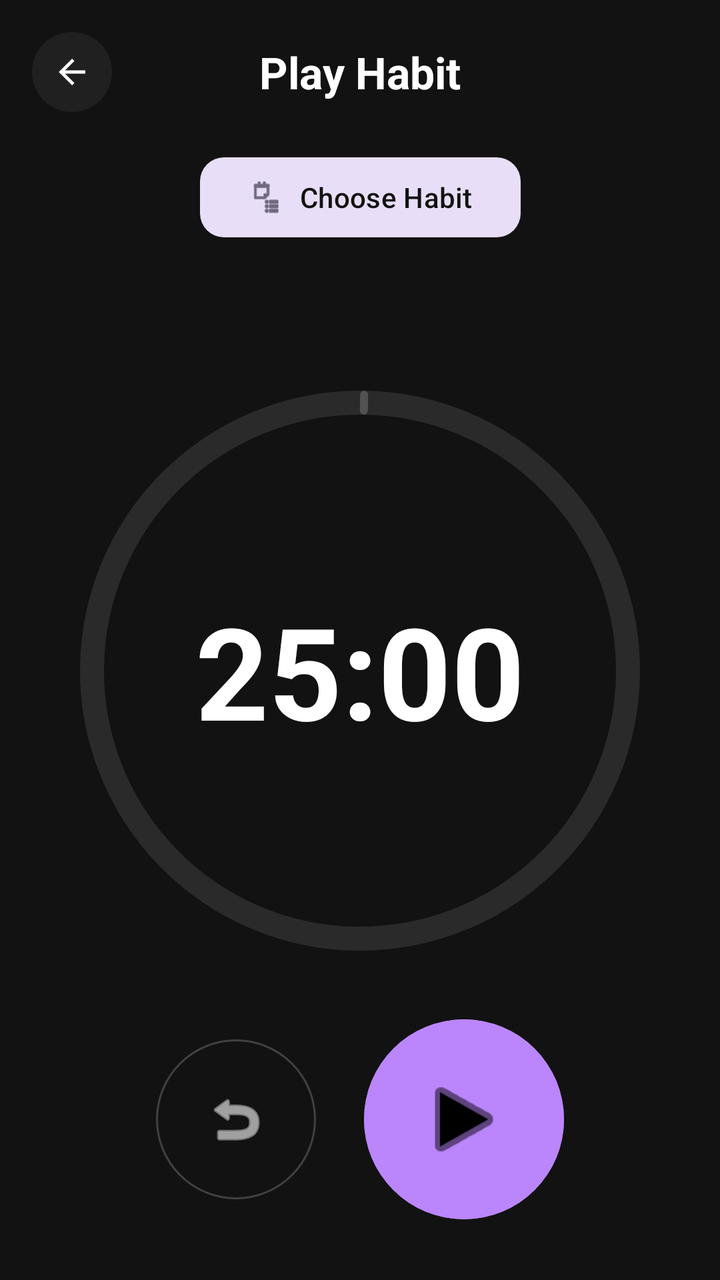
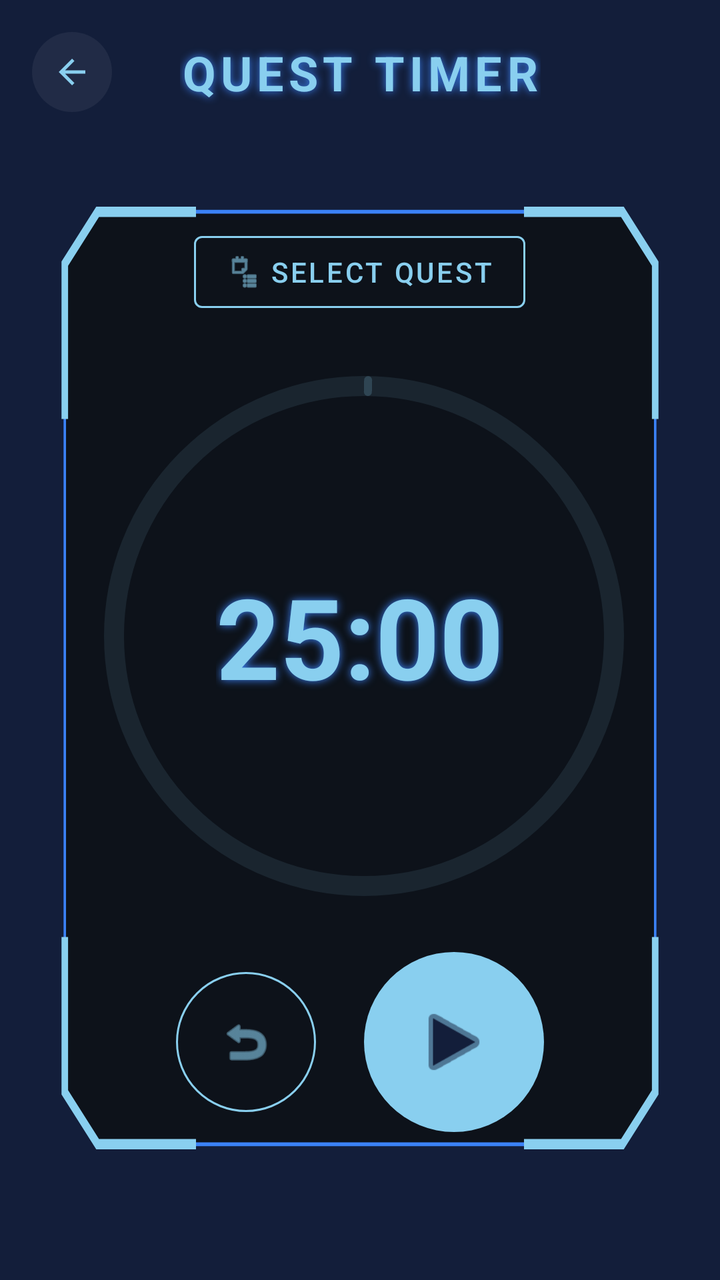

The first picture is an Android layout as it rendered before a commit; the second is the same layout after the commit. The layout source and the unified diff follow.
<!-- AndroidManifest.xml: application theme Theme.HabitFLOWS -->
<!-- res/layout/activity_play_habit.xml -->
<?xml version="1.0" encoding="utf-8"?>
<androidx.constraintlayout.widget.ConstraintLayout xmlns:android="http://schemas.android.com/apk/res/android"
    xmlns:app="http://schemas.android.com/apk/res-auto"
    xmlns:tools="http://schemas.android.com/tools"
    android:id="@+id/main"
    android:layout_width="match_parent"
    android:layout_height="match_parent"
    android:background="@color/background_black"
    tools:context=".playHabit">

    
    <ImageView
        android:id="@+id/btnBackPlay"
        android:layout_width="40dp"
        android:layout_height="40dp"
        android:layout_marginStart="16dp"
        android:layout_marginTop="16dp"
        android:background="@drawable/circle_button_bg"
        android:contentDescription="Back"
        android:padding="10dp"
        app:layout_constraintStart_toStartOf="parent"
        app:layout_constraintTop_toTopOf="parent"
        app:srcCompat="@drawable/outline_arrow_back_24"
        app:tint="@color/white" />

    <TextView
        android:id="@+id/tvHabitPlayName"
        android:layout_width="wrap_content"
        android:layout_height="wrap_content"
        android:text="Play Habit"
        android:textAppearance="@style/TextAppearance.Material3.TitleLarge"
        android:textColor="@color/whiteText"
        android:textStyle="bold"
        app:layout_constraintBottom_toBottomOf="@+id/btnBackPlay"
        app:layout_constraintEnd_toEndOf="parent"
        app:layout_constraintStart_toStartOf="parent"
        app:layout_constraintTop_toTopOf="@+id/btnBackPlay" />

    
    <com.google.android.material.button.MaterialButton
        android:id="@+id/btnSelectHabitPlay"
        style="@style/Widget.Material3.Button.TonalButton"
        android:layout_width="wrap_content"
        android:layout_height="wrap_content"
        android:layout_marginTop="24dp"
        android:text="Choose Habit"
        android:textColor="@color/background_black"
        app:cornerRadius="12dp"
        app:icon="@android:drawable/ic_menu_agenda"
        app:layout_constraintEnd_toEndOf="parent"
        app:layout_constraintStart_toStartOf="parent"
        app:layout_constraintTop_toBottomOf="@id/tvHabitPlayName" />

    
    <com.google.android.material.progressindicator.CircularProgressIndicator
        android:id="@+id/progressTimer"
        android:layout_width="wrap_content"
        android:layout_height="wrap_content"
        android:max="1000"
        android:progress="1000"
        app:indicatorColor="@color/purple_200"
        app:indicatorSize="280dp"
        app:layout_constraintBottom_toBottomOf="parent"
        app:layout_constraintEnd_toEndOf="parent"
        app:layout_constraintStart_toStartOf="parent"
        app:layout_constraintTop_toBottomOf="@id/btnSelectHabitPlay"
        app:layout_constraintVertical_bias="0.3"
        app:trackColor="#1AFFFFFF"
        app:trackThickness="12dp" />

    <TextView
        android:id="@+id/tvTimer"
        android:layout_width="wrap_content"
        android:layout_height="wrap_content"
        android:text="25:00"
        android:textAppearance="@style/TextAppearance.Material3.HeadlineLarge"
        android:textColor="@color/whiteText"
        android:textSize="64sp"
        android:textStyle="bold"
        app:layout_constraintBottom_toBottomOf="@+id/progressTimer"
        app:layout_constraintEnd_toEndOf="@+id/progressTimer"
        app:layout_constraintStart_toStartOf="@+id/progressTimer"
        app:layout_constraintTop_toTopOf="@+id/progressTimer" />

    
    <LinearLayout
        android:id="@+id/llControls"
        android:layout_width="match_parent"
        android:layout_height="wrap_content"
        android:gravity="center"
        android:orientation="horizontal"
        android:padding="24dp"
        app:layout_constraintBottom_toBottomOf="parent"
        app:layout_constraintTop_toBottomOf="@+id/progressTimer">

        <com.google.android.material.button.MaterialButton
            android:id="@+id/btnResetTimer"
            style="@style/Widget.Material3.Button.OutlinedButton"
            android:layout_width="80dp"
            android:layout_height="80dp"
            android:layout_marginEnd="24dp"
            android:insetLeft="0dp"
            android:insetTop="0dp"
            android:insetRight="0dp"
            android:insetBottom="0dp"
            app:cornerRadius="40dp"
            app:icon="@android:drawable/ic_menu_revert"
            app:iconGravity="textStart"
            app:iconPadding="0dp"
            app:iconSize="32dp"
            app:iconTint="@color/whiteText"
            app:strokeColor="#33FFFFFF" />

        <com.google.android.material.button.MaterialButton
            android:id="@+id/btnPlayPause"
            android:layout_width="100dp"
            android:layout_height="100dp"
            android:backgroundTint="@color/purple_200"
            android:insetLeft="0dp"
            android:insetTop="0dp"
            android:insetRight="0dp"
            android:insetBottom="0dp"
            app:cornerRadius="50dp"
            app:icon="@android:drawable/ic_media_play"
            app:iconGravity="textStart"
            app:iconPadding="0dp"
            app:iconSize="48dp"
            app:iconTint="@color/black" />

    </LinearLayout>

</androidx.constraintlayout.widget.ConstraintLayout>
<!-- resources referenced by this layout -->
<resources>
  <color name="background_black">#121212</color>
  <color name="black">#FF000000</color>
  <color name="purple_200">#FFBB86FC</color>
  <color name="white">#FFFFFFFF</color>
  <color name="whiteText">#FFFFFF</color>
  <!-- drawable circle_button_bg (drawable) -->
  <?xml version="1.0" encoding="utf-8"?>
  <shape xmlns:android="http://schemas.android.com/apk/res/android"
      android:shape="oval">
      <solid android:color="#0FFFFFFF" />
  </shape>
  <!-- drawable outline_arrow_back_24 (drawable) -->
  <vector xmlns:android="http://schemas.android.com/apk/res/android" android:autoMirrored="true" android:height="24dp" android:tint="#000000" android:viewportHeight="960" android:viewportWidth="960" android:width="24dp">
        
      <path android:fillColor="@android:color/white" android:pathData="M313,520L537,744L480,800L160,480L480,160L537,216L313,440L800,440L800,520L313,520Z"/>
      
  </vector>
  <style name="Theme.HabitFLOWS" parent="Base.Theme.HabitFLOWS" />
  <style name="Base.Theme.HabitFLOWS" parent="Theme.Material3.DayNight.NoActionBar">
          
          
      </style>
</resources>

<!-- the commit's change to res/layout/activity_play_habit.xml (unified diff, before → after) -->
@@ -5,7 +5,7 @@
     android:id="@+id/main"
     android:layout_width="match_parent"
     android:layout_height="match_parent"
-    android:background="@color/background_black"
+    android:background="@color/denim"
     tools:context=".playHabit">
 
     
@@ -21,15 +21,20 @@
         app:layout_constraintStart_toStartOf="parent"
         app:layout_constraintTop_toTopOf="parent"
         app:srcCompat="@drawable/outline_arrow_back_24"
-        app:tint="@color/white" />
+        app:tint="@color/baby_blue" />
 
     <TextView
         android:id="@+id/tvHabitPlayName"
         android:layout_width="wrap_content"
         android:layout_height="wrap_content"
-        android:text="Play Habit"
-        android:textAppearance="@style/TextAppearance.Material3.TitleLarge"
-        android:textColor="@color/whiteText"
+        android:letterSpacing="0.1"
+        android:shadowColor="@color/border"
+        android:shadowDx="0"
+        android:shadowDy="0"
+        android:shadowRadius="10"
+        android:text="QUEST TIMER"
+        android:textColor="@color/baby_blue"
+        android:textSize="24sp"
         android:textStyle="bold"
         app:layout_constraintBottom_toBottomOf="@+id/btnBackPlay"
         app:layout_constraintEnd_toEndOf="parent"
@@ -37,96 +42,109 @@
         app:layout_constraintTop_toTopOf="@+id/btnBackPlay" />
 
     
-    <com.google.android.material.button.MaterialButton
-        android:id="@+id/btnSelectHabitPlay"
-        style="@style/Widget.Material3.Button.TonalButton"
-        android:layout_width="wrap_content"
+    <LinearLayout
+        android:id="@+id/playContainer"
+        android:layout_width="0dp"
         android:layout_height="wrap_content"
+        android:layout_marginStart="16dp"
         android:layout_marginTop="24dp"
-        android:text="Choose Habit"
-        android:textColor="@color/background_black"
-        app:cornerRadius="12dp"
-        app:icon="@android:drawable/ic_menu_agenda"
+        android:layout_marginEnd="16dp"
+        android:background="@drawable/system"
+        android:gravity="center"
+        android:orientation="vertical"
+        android:padding="32dp"
         app:layout_constraintEnd_toEndOf="parent"
         app:layout_constraintStart_toStartOf="parent"
-        app:layout_constraintTop_toBottomOf="@id/tvHabitPlayName" />
+        app:layout_constraintTop_toBottomOf="@id/btnBackPlay"
+        app:layout_constraintWidth_max="550dp">
 
-    
-    <com.google.android.material.progressindicator.CircularProgressIndicator
-        android:id="@+id/progressTimer"
-        android:layout_width="wrap_content"
-        android:layout_height="wrap_content"
-        android:max="1000"
-        android:progress="1000"
-        app:indicatorColor="@color/purple_200"
-        app:indicatorSize="280dp"
-        app:layout_constraintBottom_toBottomOf="parent"
-        app:layout_constraintEnd_toEndOf="parent"
-        app:layout_constraintStart_toStartOf="parent"
-        app:layout_constraintTop_toBottomOf="@id/btnSelectHabitPlay"
-        app:layout_constraintVertical_bias="0.3"
-        app:trackColor="#1AFFFFFF"
-        app:trackThickness="12dp" />
+        
+        <com.google.android.material.button.MaterialButton
+            android:id="@+id/btnSelectHabitPlay"
+            style="@style/Widget.MaterialComponents.Button.OutlinedButton"
+            android:layout_width="wrap_content"
+            android:layout_height="wrap_content"
+            android:text="SELECT QUEST"
+            android:textColor="@color/baby_blue"
+            app:cornerRadius="4dp"
+            app:icon="@android:drawable/ic_menu_agenda"
+            app:iconTint="@color/baby_blue"
+            app:strokeColor="@color/baby_blue" />
 
-    <TextView
-        android:id="@+id/tvTimer"
-        android:layout_width="wrap_content"
-        android:layout_height="wrap_content"
-        android:text="25:00"
-        android:textAppearance="@style/TextAppearance.Material3.HeadlineLarge"
-        android:textColor="@color/whiteText"
-        android:textSize="64sp"
-        android:textStyle="bold"
-        app:layout_constraintBottom_toBottomOf="@+id/progressTimer"
-        app:layout_constraintEnd_toEndOf="@+id/progressTimer"
-        app:layout_constraintStart_toStartOf="@+id/progressTimer"
-        app:layout_constraintTop_toTopOf="@+id/progressTimer" />
+        <FrameLayout
+            android:layout_width="wrap_content"
+            android:layout_height="wrap_content"
+            android:layout_marginTop="24dp">
 
-    
-    <LinearLayout
-        android:id="@+id/llControls"
-        android:layout_width="match_parent"
-        android:layout_height="wrap_content"
-        android:gravity="center"
-        android:orientation="horizontal"
-        android:padding="24dp"
-        app:layout_constraintBottom_toBottomOf="parent"
-        app:layout_constraintTop_toBottomOf="@+id/progressTimer">
+            
+            <com.google.android.material.progressindicator.CircularProgressIndicator
+                android:id="@+id/progressTimer"
+                android:layout_width="wrap_content"
+                android:layout_height="wrap_content"
+                android:max="1000"
+                android:progress="1000"
+                app:indicatorColor="@color/baby_blue"
+                app:indicatorSize="260dp"
+                app:trackColor="#1A87CEEB"
+                app:trackThickness="10dp" />
 
-        <com.google.android.material.button.MaterialButton
-            android:id="@+id/btnResetTimer"
-            style="@style/Widget.Material3.Button.OutlinedButton"
-            android:layout_width="80dp"
-            android:layout_height="80dp"
-            android:layout_marginEnd="24dp"
-            android:insetLeft="0dp"
-            android:insetTop="0dp"
-            android:insetRight="0dp"
-            android:insetBottom="0dp"
-            app:cornerRadius="40dp"
-            app:icon="@android:drawable/ic_menu_revert"
-            app:iconGravity="textStart"
-            app:iconPadding="0dp"
-            app:iconSize="32dp"
-            app:iconTint="@color/whiteText"
-            app:strokeColor="#33FFFFFF" />
+            <TextView
+                android:id="@+id/tvTimer"
+                android:layout_width="wrap_content"
+                android:layout_height="wrap_content"
+                android:layout_gravity="center"
+                android:shadowColor="@color/border"
+                android:shadowRadius="10"
+                android:text="25:00"
+                android:textColor="@color/baby_blue"
+                android:textSize="56sp"
+                android:textStyle="bold" />
+        </FrameLayout>
 
-        <com.google.android.material.button.MaterialButton
-            android:id="@+id/btnPlayPause"
-            android:layout_width="100dp"
-            android:layout_height="100dp"
-            android:backgroundTint="@color/purple_200"
-            android:insetLeft="0dp"
-            android:insetTop="0dp"
-            android:insetRight="0dp"
-            android:insetBottom="0dp"
-            app:cornerRadius="50dp"
-            app:icon="@android:drawable/ic_media_play"
-            app:iconGravity="textStart"
-            app:iconPadding="0dp"
-            app:iconSize="48dp"
-            app:iconTint="@color/black" />
+        
+        <LinearLayout
+            android:id="@+id/llControls"
+            android:layout_width="match_parent"
+            android:layout_height="wrap_content"
+            android:layout_marginTop="24dp"
+            android:gravity="center"
+            android:orientation="horizontal">
 
+            <com.google.android.material.button.MaterialButton
+                android:id="@+id/btnResetTimer"
+                style="@style/Widget.MaterialComponents.Button.OutlinedButton"
+                android:layout_width="70dp"
+                android:layout_height="70dp"
+                android:layout_marginEnd="24dp"
+                android:insetLeft="0dp"
+                android:insetTop="0dp"
+                android:insetRight="0dp"
+                android:insetBottom="0dp"
+                app:cornerRadius="35dp"
+                app:icon="@android:drawable/ic_menu_revert"
+                app:iconGravity="textStart"
+                app:iconPadding="0dp"
+                app:iconSize="28dp"
+                app:iconTint="@color/baby_blue"
+                app:strokeColor="@color/baby_blue" />
+
+            <com.google.android.material.button.MaterialButton
+                android:id="@+id/btnPlayPause"
+                android:layout_width="90dp"
+                android:layout_height="90dp"
+                android:insetLeft="0dp"
+                android:insetTop="0dp"
+                android:insetRight="0dp"
+                android:insetBottom="0dp"
+                app:backgroundTint="@color/baby_blue"
+                app:cornerRadius="45dp"
+                app:icon="@android:drawable/ic_media_play"
+                app:iconGravity="textStart"
+                app:iconPadding="0dp"
+                app:iconSize="42dp"
+                app:iconTint="@color/denim" />
+
+        </LinearLayout>
     </LinearLayout>
 
 </androidx.constraintlayout.widget.ConstraintLayout>
<!-- resource entries referenced after the edit -->
@@ -1,10 +1,8 @@
 <!-- resources referenced by this layout -->
 <resources>
-  <color name="background_black">#121212</color>
-  <color name="black">#FF000000</color>
-  <color name="purple_200">#FFBB86FC</color>
-  <color name="white">#FFFFFFFF</color>
-  <color name="whiteText">#FFFFFF</color>
+  <color name="baby_blue">#89CFEF</color>
+  <color name="border">#3B82F6</color>
+  <color name="denim">#131E3A</color>
   <!-- drawable circle_button_bg (drawable) -->
   <?xml version="1.0" encoding="utf-8"?>
   <shape xmlns:android="http://schemas.android.com/apk/res/android"
@@ -17,7 +15,51 @@
       <path android:fillColor="@android:color/white" android:pathData="M313,520L537,744L480,800L160,480L480,160L537,216L313,440L800,440L800,520L313,520Z"/>
       
   </vector>
+  <!-- drawable system (drawable) -->
+  <?xml version="1.0" encoding="utf-8"?>
+  <vector xmlns:android="http://schemas.android.com/apk/res/android"
+      android:width="400dp"
+      android:height="400dp"
+      android:viewportWidth="400"
+      android:viewportHeight="400">
+  
+      
+      <path
+          android:fillAlpha="0.9"
+          android:fillColor="@color/background"
+          android:pathData="M40,20 L360,20 L380,40 L380,360 L360,380 L40,380 L20,360 L20,40 Z" />
+  
+      
+      <path
+          android:strokeColor="@color/border"
+          android:strokeWidth="1.5"
+          android:pathData="M40,20 L360,20 L380,40 L380,360 L360,380 L40,380 L20,360 L20,40 Z" />
+  
+      
+      <path
+          android:strokeColor="@color/baby_blue"
+          android:strokeWidth="4"
+          android:strokeLineCap="butt"
+          android:pathData="M20,100 V40 L40,20 H100" />
+      <path
+          android:strokeColor="@color/baby_blue"
+          android:strokeWidth="4"
+          android:strokeLineCap="butt"
+          android:pathData="M300,20 H360 L380,40 V100" />
+      <path
+          android:strokeColor="@color/baby_blue"
+          android:strokeWidth="4"
+          android:strokeLineCap="butt"
+          android:pathData="M20,300 V360 L40,380 H100" />
+      <path
+          android:strokeColor="@color/baby_blue"
+          android:strokeWidth="4"
+          android:strokeLineCap="butt"
+          android:pathData="M300,380 H360 L380,360 V300" />
+  
+  </vector>
   <style name="Theme.HabitFLOWS" parent="Base.Theme.HabitFLOWS" />
+  <color name="background">#0D1117</color>
   <style name="Base.Theme.HabitFLOWS" parent="Theme.Material3.DayNight.NoActionBar">
           
           
